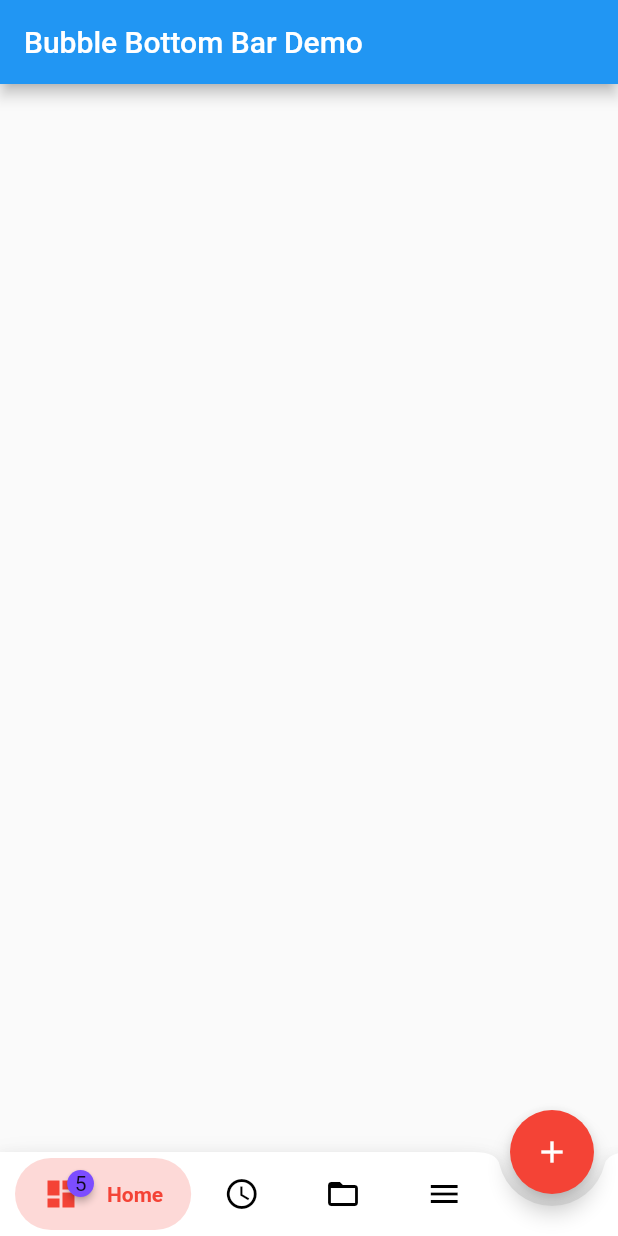
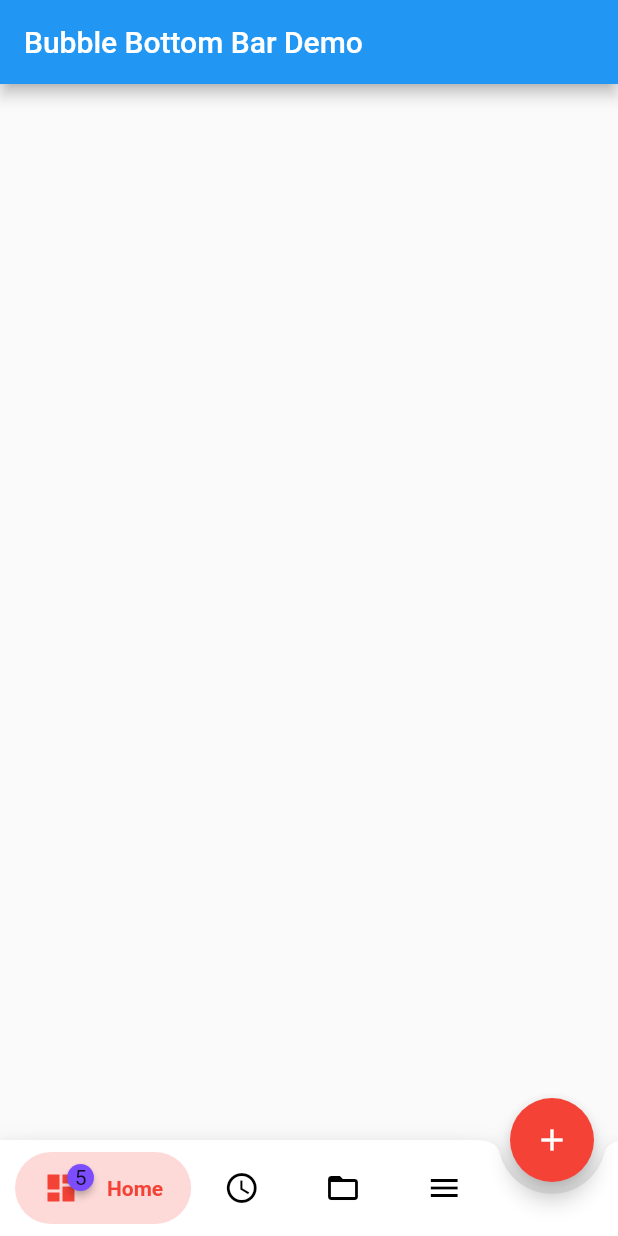
Before and after one commit to westdabestdb/bubble_bottom_bar, a Flutter app: the screen it shows after launch, on a phone screen of 412 x 824 dp. Run offline on Flutter 3.47's test engine with Material 2 defaults, Android fonts, the phone set to English and light mode, and no system bars; drawn by our look-alikes of badges.

Commit message:
added padding

```diff
--- a/example/lib/main.dart
+++ b/example/lib/main.dart
@@ -58,9 +58,12 @@ class _MyHomePageState extends State<MyHomePage> {
         currentIndex: currentIndex,
         onTap: changePage,
         borderRadius: BorderRadius.vertical(
-            top: Radius.circular(
-                16)), //border radius doesn't work when the notch is enabled.
+          top: Radius.circular(16),
+        ), //border radius doesn't work when the notch is enabled.
         elevation: 8,
+        tilesPadding: EdgeInsets.symmetric(
+          vertical: 8.0,
+        ),
         items: <BubbleBottomBarItem>[
           BubbleBottomBarItem(
             showBadge: true,
--- a/lib/bubble_bottom_bar.dart
+++ b/lib/bubble_bottom_bar.dart
@@ -11,9 +11,10 @@ const double _kActiveFontSize = 14.0;
 const double _kBottomMargin = 8.0;
 enum BubbleBottomBarFabLocation { end, center }
 
+// ignore: must_be_immutable
 class BubbleBottomBar extends StatefulWidget {
-  BubbleBottomBar(
-      {Key key,
+  BubbleBottomBar({
+    Key key,
     @required this.items,
     this.onTap,
     this.currentIndex = 0,
@@ -25,8 +26,9 @@ class BubbleBottomBar extends StatefulWidget {
     this.hasNotch = false,
     this.hasInk = false,
     this.inkColor,
-      this.fabLocation})
-      : assert(items != null),
+    this.fabLocation,
+    this.tilesPadding = EdgeInsets.zero,
+  })  : assert(items != null),
         assert(items.length >= 2),
         assert(
           items.every((BubbleBottomBarItem item) => item.title != null) == true,
@@ -48,6 +50,7 @@ class BubbleBottomBar extends StatefulWidget {
   final bool hasInk;
   final BubbleBottomBarFabLocation fabLocation;
   final Color inkColor;
+  final EdgeInsets tilesPadding;
 
   @override
   _BottomNavigationBarState createState() => _BottomNavigationBarState();
@@ -55,15 +58,19 @@ class BubbleBottomBar extends StatefulWidget {
 
 class _BottomNavigationTile extends StatelessWidget {
   const _BottomNavigationTile(
-      this.item, this.opacity, this.animation, this.iconSize,
-      {this.onTap,
+    this.item,
+    this.opacity,
+    this.animation,
+    this.iconSize, {
+    this.onTap,
     this.colorTween,
     this.flex,
     this.selected = false,
     this.indexLabel,
     this.ink = false,
-      this.inkColor})
-      : assert(selected != null);
+    this.inkColor,
+    this.padding,
+  }) : assert(selected != null);
 
   final BubbleBottomBarItem item;
   final Animation<double> animation;
@@ -76,6 +83,7 @@ class _BottomNavigationTile extends StatelessWidget {
   final double opacity;
   final bool ink;
   final Color inkColor;
+  final EdgeInsets padding;
 
   @override
   Widget build(BuildContext context) {
@@ -96,7 +104,9 @@ class _BottomNavigationTile extends StatelessWidget {
         selected: selected,
         child: Stack(
           children: <Widget>[
-            InkResponse(
+            Padding(
+              padding: padding,
+              child: InkResponse(
                 borderRadius: BorderRadius.horizontal(
                   right: Radius.circular(50),
                   left: Radius.circular(50),
@@ -104,7 +114,9 @@ class _BottomNavigationTile extends StatelessWidget {
                 containedInkWell: true,
                 onTap: onTap,
                 splashColor: ink
-                  ? inkColor != null ? inkColor : Theme.of(context).splashColor
+                    ? inkColor != null
+                        ? inkColor
+                        : Theme.of(context).splashColor
                     : Colors.transparent,
                 highlightColor: Colors.transparent,
                 child: Container(
@@ -144,6 +156,7 @@ class _BottomNavigationTile extends StatelessWidget {
                             : CrossFadeState.showSecond,
                       )
                     ],
+                  ),
                 ),
               ),
             ),
@@ -347,6 +360,7 @@ class _BottomNavigationBarState extends State<BubbleBottomBar>
               tabIndex: i + 1, tabCount: widget.items.length),
           ink: widget.hasInk,
           inkColor: widget.inkColor,
+          padding: widget.tilesPadding,
         ),
       );
     }
```
Lines whose indentation alone changed are shown as unchanged.
